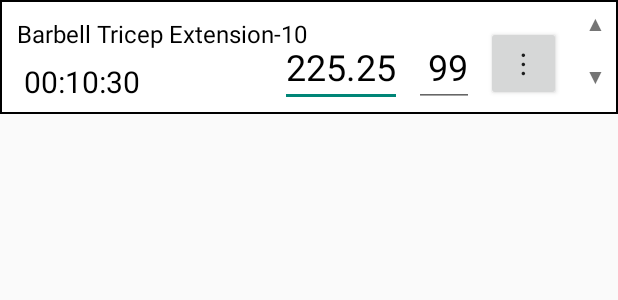
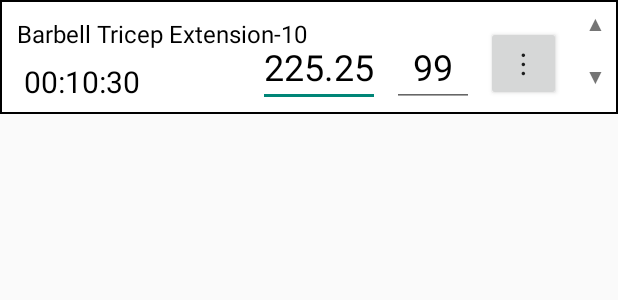
Before and after one commit to heliam1/howtobefit, an Android app: the layout item_exerciseset.xml on its own in the app's theme, with its tools: preview values and no code run, on a phone screen of 412 x 824 dp. Shown: the top 300 px of the screen. Run offline under Robolectric (Android 15) with nearby library versions, the phone set to English and light mode, and no system bars.

Commit message:
item exerciseset has weight and reps hints

```diff
--- a/app/src/main/res/layout/item_exerciseset.xml
+++ b/app/src/main/res/layout/item_exerciseset.xml
@@ -37,6 +37,8 @@
         tools:text="00:10:30" />
 
     <EditText
+        android:textAlignment="center"
+        android:hint="weight"
         android:id="@+id/currentSetWeight"
         android:layout_width="wrap_content"
         android:layout_height="wrap_content"
@@ -54,8 +56,10 @@
         tools:text="225.25" />
 
     <EditText
+        android:textAlignment="center"
+        android:hint="reps"
         android:id="@+id/currentSetReps"
-        android:layout_width="40dp"
+        android:layout_width="wrap_content"
         android:layout_height="wrap_content"
         android:layout_marginEnd="8dp"
         android:layout_marginTop="16dp"
```
